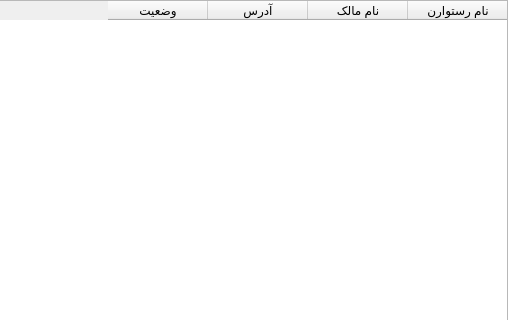
This is FOOD/restauranttablewidget.ui in pooratho/FOOD as Qt 5 draws it before an edit; both pictures show x 93 to 601 and y 0 to 320 of the 601 by 451 pixel window. The edited form follows.
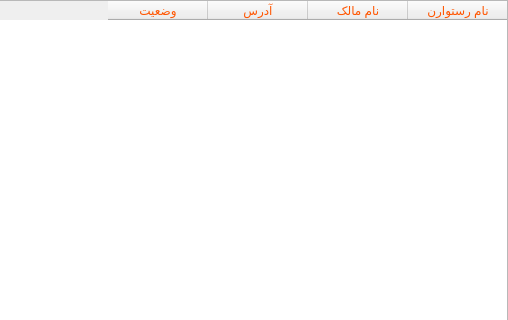
This is the edited form.

Commit message: add users table widget for admin control to the project

```diff
--- a/FOOD/restauranttablewidget.ui
+++ b/FOOD/restauranttablewidget.ui
@@ -56,7 +56,8 @@
     <enum>Qt::LayoutDirection::RightToLeft</enum>
    </property>
    <property name="styleSheet">
-    <string notr="true"/>
+    <string notr="true">color: rgb(255, 85, 0);
+font: 10pt &quot;B Farnaz&quot;;</string>
    </property>
    <property name="lineWidth">
     <number>1</number>
```
The commit also changes 4 other files.
